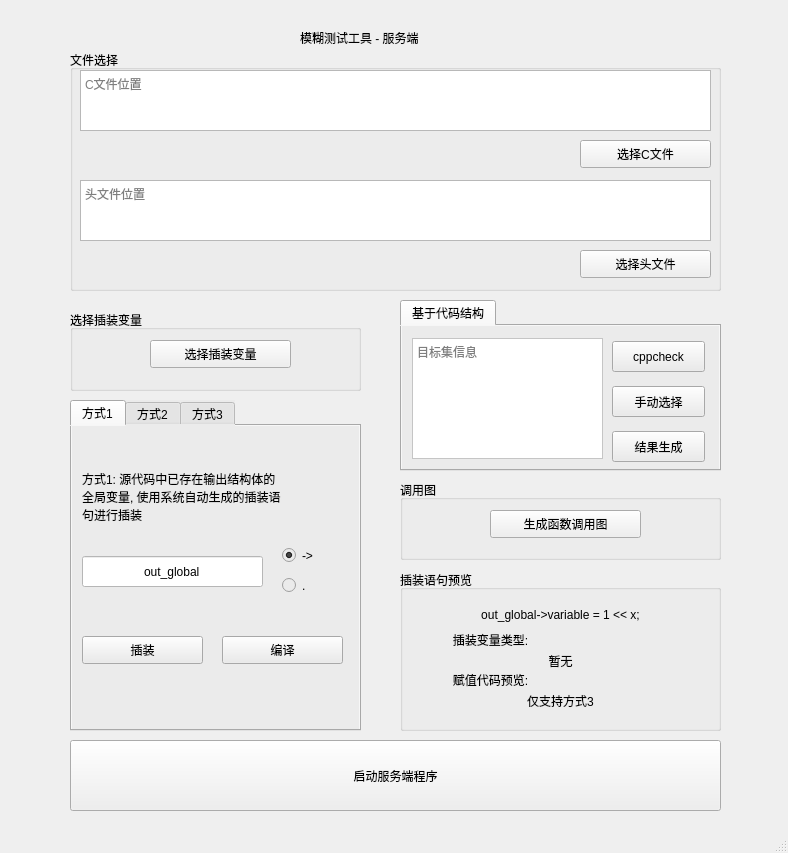
Before: the Qt Designer form server/window_server.ui in Radon10043/fuzzing-tool-14, drawn with Qt 5.
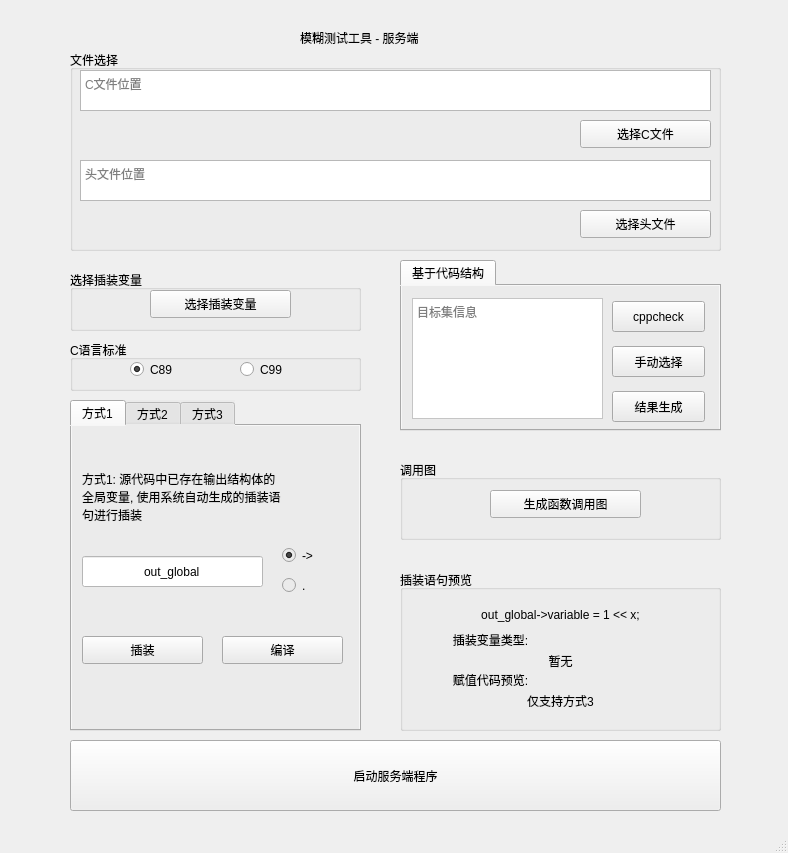
After: the same form once the commit is applied.

Patch:
```diff
--- a/server/window_server.ui
+++ b/server/window_server.ui
@@ -33,7 +33,7 @@
       <x>70</x>
       <y>50</y>
       <width>651</width>
-      <height>241</height>
+      <height>201</height>
      </rect>
     </property>
     <property name="title">
@@ -43,7 +43,7 @@
      <property name="geometry">
       <rect>
        <x>510</x>
-       <y>90</y>
+       <y>70</y>
        <width>131</width>
        <height>28</height>
       </rect>
@@ -58,7 +58,7 @@
        <x>10</x>
        <y>20</y>
        <width>631</width>
-       <height>61</height>
+       <height>41</height>
       </rect>
      </property>
      <property name="placeholderText">
@@ -69,9 +69,9 @@
      <property name="geometry">
       <rect>
        <x>10</x>
-       <y>130</y>
+       <y>110</y>
        <width>631</width>
-       <height>61</height>
+       <height>41</height>
       </rect>
      </property>
      <property name="placeholderText">
@@ -82,7 +82,7 @@
      <property name="geometry">
       <rect>
        <x>510</x>
-       <y>200</y>
+       <y>160</y>
        <width>131</width>
        <height>28</height>
       </rect>
@@ -96,7 +96,7 @@
     <property name="geometry">
      <rect>
       <x>400</x>
-      <y>300</y>
+      <y>260</y>
       <width>321</width>
       <height>171</height>
      </rect>
@@ -172,9 +172,9 @@
     <property name="geometry">
      <rect>
       <x>70</x>
-      <y>310</y>
+      <y>270</y>
       <width>291</width>
-      <height>81</height>
+      <height>61</height>
      </rect>
     </property>
     <property name="title">
@@ -184,7 +184,7 @@
      <property name="geometry">
       <rect>
        <x>80</x>
-       <y>30</y>
+       <y>20</y>
        <width>141</width>
        <height>28</height>
       </rect>
@@ -211,7 +211,7 @@
     <property name="geometry">
      <rect>
       <x>400</x>
-      <y>480</y>
+      <y>460</y>
       <width>321</width>
       <height>80</height>
      </rect>
@@ -931,6 +931,48 @@
      </widget>
     </widget>
    </widget>
+   <widget class="QGroupBox" name="CStandardGroupBox">
+    <property name="geometry">
+     <rect>
+      <x>70</x>
+      <y>340</y>
+      <width>291</width>
+      <height>51</height>
+     </rect>
+    </property>
+    <property name="title">
+     <string>C语言标准</string>
+    </property>
+    <widget class="QRadioButton" name="C89RadioBtn">
+     <property name="geometry">
+      <rect>
+       <x>60</x>
+       <y>20</y>
+       <width>61</width>
+       <height>19</height>
+      </rect>
+     </property>
+     <property name="text">
+      <string>C89</string>
+     </property>
+     <property name="checked">
+      <bool>true</bool>
+     </property>
+    </widget>
+    <widget class="QRadioButton" name="C99RadioBtn">
+     <property name="geometry">
+      <rect>
+       <x>170</x>
+       <y>20</y>
+       <width>61</width>
+       <height>19</height>
+      </rect>
+     </property>
+     <property name="text">
+      <string>C99</string>
+     </property>
+    </widget>
+   </widget>
   </widget>
   <widget class="QMenuBar" name="menubar">
    <property name="geometry">
```
